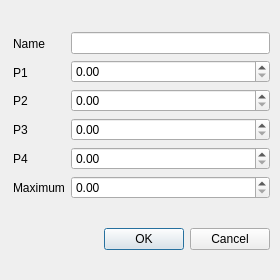
Qt form FLS_Library_Gui/FLS_Library_Gui/outmfsdialog.ui (AccesLab/FLS-Library-Codes) before a commit.
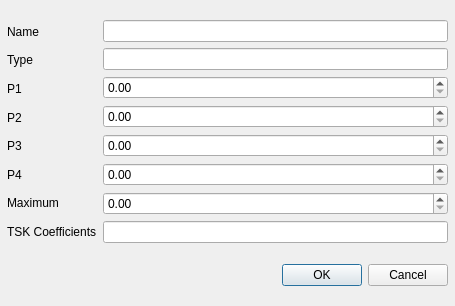
The same form after that commit.

What changed in the file:
```diff
--- a/FLS_Library_Gui/FLS_Library_Gui/outmfsdialog.ui
+++ b/FLS_Library_Gui/FLS_Library_Gui/outmfsdialog.ui
@@ -6,8 +6,8 @@
    <rect>
     <x>0</x>
     <y>0</y>
-    <width>280</width>
-    <height>280</height>
+    <width>455</width>
+    <height>306</height>
    </rect>
   </property>
   <property name="windowTitle">
@@ -16,10 +16,10 @@
   <widget class="QWidget" name="layoutWidget">
    <property name="geometry">
     <rect>
-     <x>13</x>
-     <y>9</y>
-     <width>257</width>
-     <height>264</height>
+     <x>7</x>
+     <y>5</y>
+     <width>441</width>
+     <height>297</height>
     </rect>
    </property>
    <layout class="QVBoxLayout" name="verticalLayout_3">
@@ -34,6 +34,13 @@
           </property>
          </widget>
         </item>
+        <item>
+         <widget class="QLabel" name="label_7">
+          <property name="text">
+           <string>Type</string>
+          </property>
+         </widget>
+        </item>
         <item>
          <widget class="QLabel" name="label_2">
           <property name="text">
@@ -69,6 +76,13 @@
           </property>
          </widget>
         </item>
+        <item>
+         <widget class="QLabel" name="label_8">
+          <property name="text">
+           <string>TSK Coefficients</string>
+          </property>
+         </widget>
+        </item>
        </layout>
       </item>
       <item>
@@ -77,19 +91,45 @@
          <widget class="QLineEdit" name="outMFname"/>
         </item>
         <item>
-         <widget class="QDoubleSpinBox" name="outMFP1"/>
+         <widget class="QLineEdit" name="outMFtype"/>
         </item>
         <item>
-         <widget class="QDoubleSpinBox" name="outMFP2"/>
+         <widget class="QDoubleSpinBox" name="outMFP1">
+          <property name="maximum">
+           <double>9999999.990000000223517</double>
+          </property>
+         </widget>
         </item>
         <item>
-         <widget class="QDoubleSpinBox" name="outMFP3"/>
+         <widget class="QDoubleSpinBox" name="outMFP2">
+          <property name="maximum">
+           <double>9999999.990000000223517</double>
+          </property>
+         </widget>
         </item>
         <item>
-         <widget class="QDoubleSpinBox" name="outMFP4"/>
+         <widget class="QDoubleSpinBox" name="outMFP3">
+          <property name="maximum">
+           <double>9999999.990000000223517</double>
+          </property>
+         </widget>
         </item>
         <item>
-         <widget class="QDoubleSpinBox" name="outMFmax"/>
+         <widget class="QDoubleSpinBox" name="outMFP4">
+          <property name="maximum">
+           <double>9999999.990000000223517</double>
+          </property>
+         </widget>
+        </item>
+        <item>
+         <widget class="QDoubleSpinBox" name="outMFmax">
+          <property name="maximum">
+           <double>1.000000000000000</double>
+          </property>
+         </widget>
+        </item>
+        <item>
+         <widget class="QLineEdit" name="outTSKC"/>
         </item>
        </layout>
       </item>
```
Left out of the diff: 2 changed lines with no effect on the pictures.
